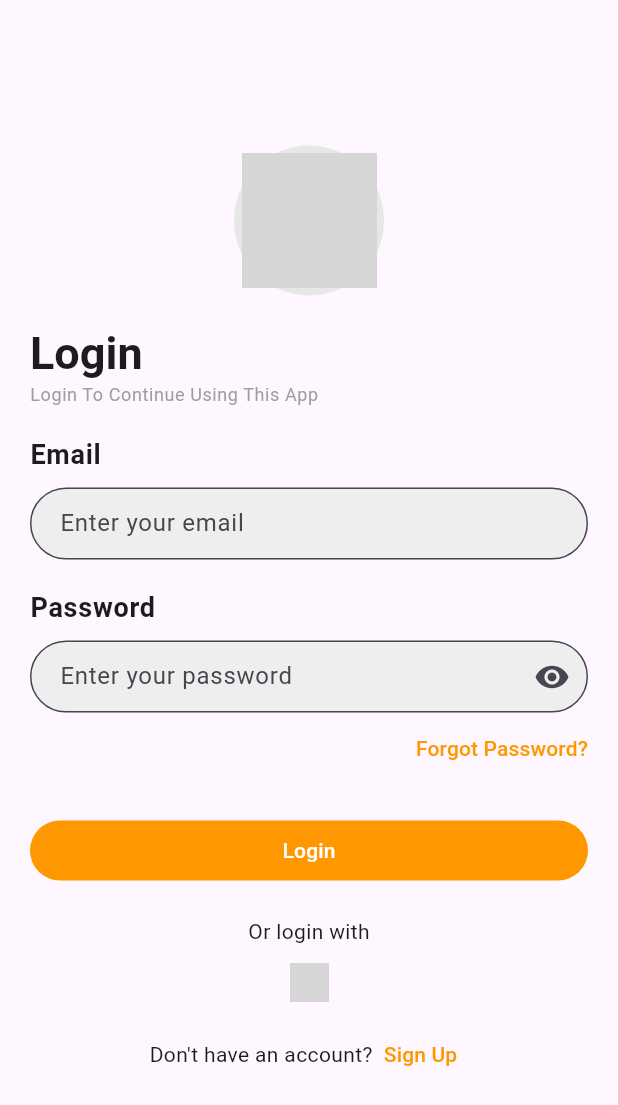
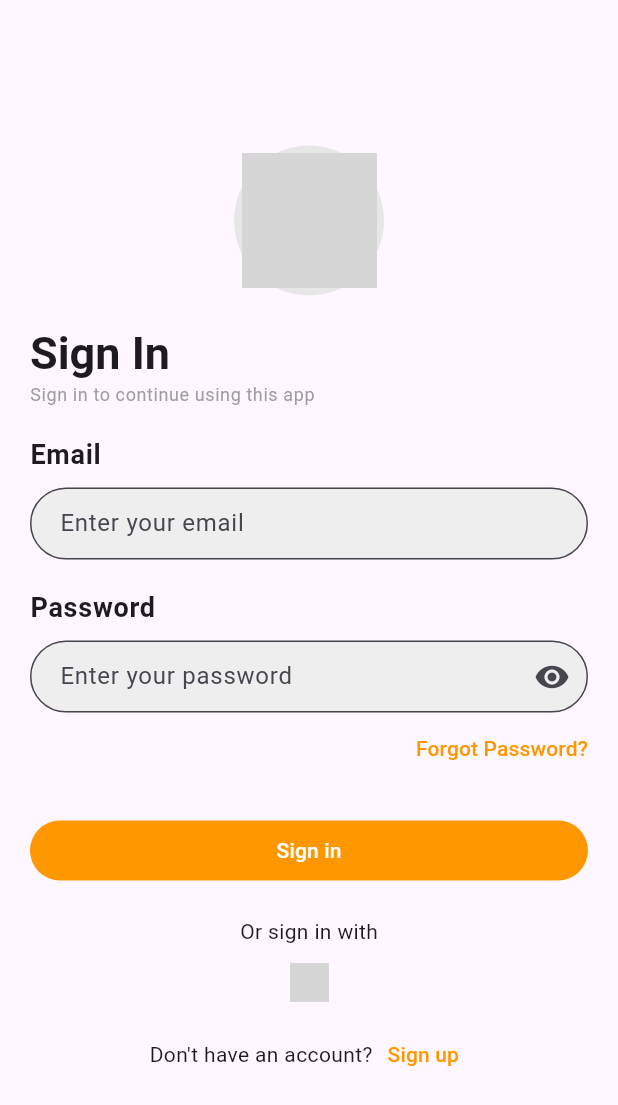
Before and after one commit to Marwans12/firebase-demo, a Flutter app: the screen it shows after launch, on a phone screen of 412 x 824 dp. Shown: the top 1105 px of the screen. Run offline on Flutter 3.47's test engine with Material 3 defaults, Android fonts, the light colour scheme and no system bars; our stand-ins replace firebase_auth, firebase_core, google_sign_in; accounts and stored records are empty; grey boxes are pictures that could not be loaded.

Commit message:
CodeStyle Use Shorthand

```diff
--- a/lib/login_page.dart
+++ b/lib/login_page.dart
@@ -28,33 +28,33 @@ class _LoginPageState extends State<LoginPage> {
     var theme = Theme.of(context);
     return Scaffold(
       body: Padding(
-        padding: const EdgeInsets.symmetric(horizontal: 20.0),
+        padding: const .symmetric(horizontal: 20.0),
         child: Center(
           child: SingleChildScrollView(
             child: Form(
               key: formKey,
               child: Column(
-                crossAxisAlignment: CrossAxisAlignment.stretch,
+                crossAxisAlignment: .stretch,
                 spacing: 20,
                 children: [
                   CircleAssetImage(
                     size: 100,
                     name: "assets/logo.png",
-                    padding: EdgeInsets.all(5),
+                    padding: .all(5),
                     backgroundColor: const Color.fromARGB(255, 231, 231, 231),
                   ),
                   Column(
-                    crossAxisAlignment: CrossAxisAlignment.stretch,
+                    crossAxisAlignment: .stretch,
                     children: [
-                      Text("Login", style: theme.textTheme.titleLarge),
+                      Text("Sign In", style: theme.textTheme.titleLarge),
                       Text(
-                        "Login To Continue Using This App",
+                        "Sign in to continue using this app",
                         style: theme.textTheme.bodySmall,
                       ),
                     ],
                   ),
                   Column(
-                    crossAxisAlignment: CrossAxisAlignment.stretch,
+                    crossAxisAlignment: .stretch,
                     children: [
                       Text("Email", style: theme.textTheme.labelMedium),
                       SizedBox(height: 10),
@@ -68,7 +68,7 @@ class _LoginPageState extends State<LoginPage> {
                     ],
                   ),
                   Column(
-                    crossAxisAlignment: CrossAxisAlignment.stretch,
+                    crossAxisAlignment: .stretch,
                     children: [
                       Text("Password", style: theme.textTheme.labelMedium),
                       SizedBox(height: 10),
@@ -80,7 +80,7 @@ class _LoginPageState extends State<LoginPage> {
                         validator: Validators.passwordValidator,
                       ),
                       Align(
-                        alignment: Alignment.centerRight,
+                        alignment: .centerRight,
                         child: TextButton(
                           onPressed: () {
                             showDialog(
@@ -141,12 +141,12 @@ class _LoginPageState extends State<LoginPage> {
                       }
                       auth.signOut();
                     },
-                    child: Text("Login"),
+                    child: Text("Sign in"),
                   ),
                   Center(
                     child: Column(
                       children: [
-                        Text("Or login with"),
+                        Text("Or sign in with"),
                         Center(
                           child: IconButton(
                             onPressed: () async {
@@ -189,7 +189,7 @@ class _LoginPageState extends State<LoginPage> {
                           ),
                         ),
                         Row(
-                          mainAxisAlignment: MainAxisAlignment.center,
+                          mainAxisAlignment: .center,
                           children: [
                             Text("Don't have an account?"),
                             TextButton(
@@ -198,7 +198,7 @@ class _LoginPageState extends State<LoginPage> {
                                   context,
                                 ).pushReplacementNamed("/register");
                               },
-                              child: Text("Sign Up"),
+                              child: Text(" Sign up"),
                             ),
                           ],
                         ),
```
